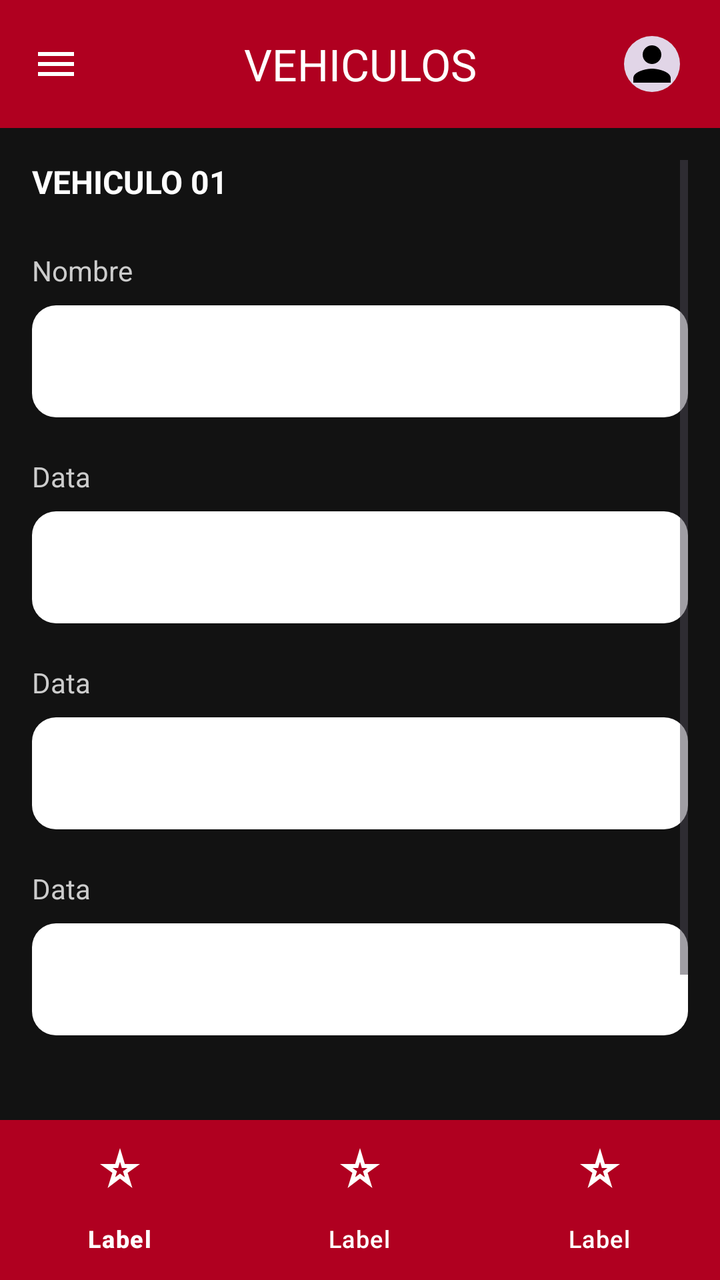
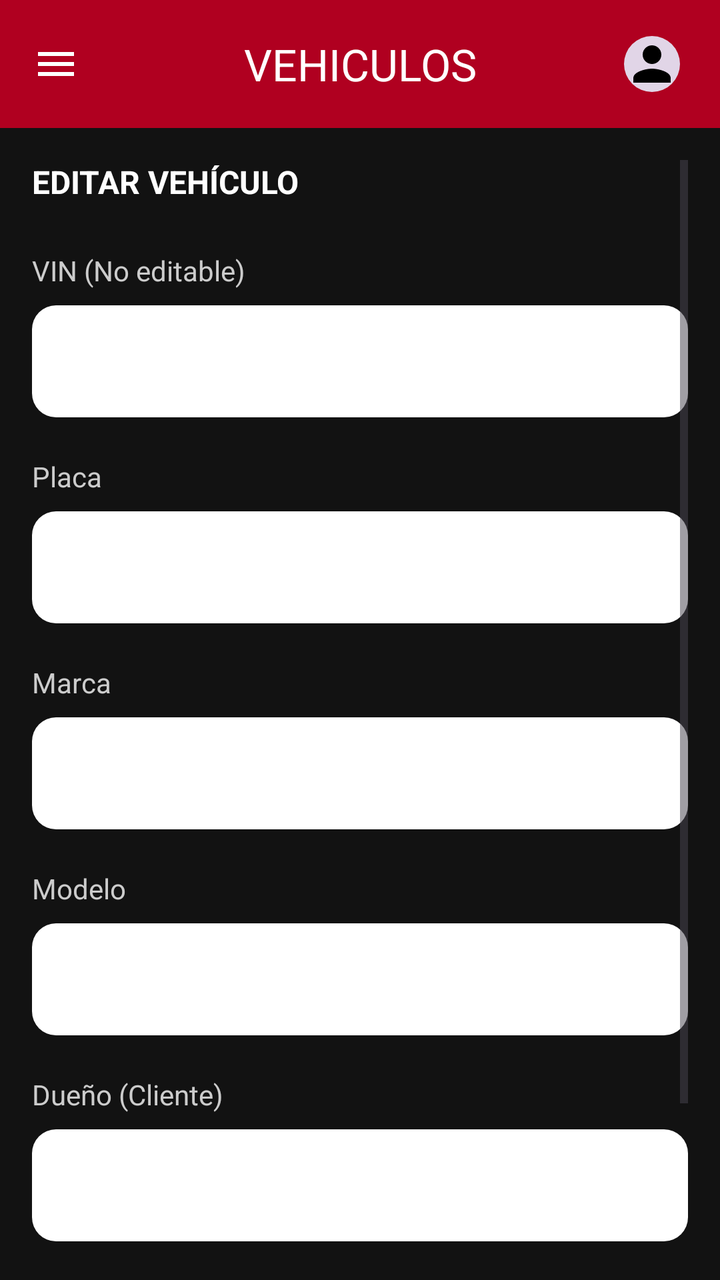

An Android layout rendered at two revisions. The XML below is the earlier revision; the diff shows what the commit changed to produce the second picture.
<!-- AndroidManifest.xml: application theme Theme.Autotechs -->
<!-- res/layout/activity_vehiculos_editar.xml -->
<?xml version="1.0" encoding="utf-8"?>
<androidx.constraintlayout.widget.ConstraintLayout
    xmlns:android="http://schemas.android.com/apk/res/android"
    xmlns:app="http://schemas.android.com/apk/res-auto"
    xmlns:tools="http://schemas.android.com/tools"
    android:layout_width="match_parent"
    android:layout_height="match_parent"
    android:background="#121212"
    tools:context=".VehiculosCrudActivity">

    <com.google.android.material.appbar.AppBarLayout
        android:id="@+id/appBarLayout"
        android:layout_width="match_parent"
        android:layout_height="wrap_content"
        app:layout_constraintTop_toTopOf="parent">

        <com.google.android.material.appbar.MaterialToolbar
            android:id="@+id/topAppBar"
            android:layout_width="match_parent"
            android:layout_height="?attr/actionBarSize"
            android:background="#B00020"
            app:navigationIcon="@drawable/ic_menu"
            app:navigationIconTint="@android:color/white"
            app:title="VEHICULOS"
            app:titleCentered="true"
            app:titleTextColor="@android:color/white">

            <com.google.android.material.imageview.ShapeableImageView
                android:layout_width="36dp"
                android:layout_height="36dp"
                android:layout_gravity="end"
                android:layout_marginEnd="16dp"
                android:background="#E1D5E7"
                android:padding="4dp"
                android:src="@drawable/ic_profile_placeholder"
                app:shapeAppearanceOverlay="@style/CircleImageStyle" />
        </com.google.android.material.appbar.MaterialToolbar>
    </com.google.android.material.appbar.AppBarLayout>

    <ScrollView
        android:layout_width="match_parent"
        android:layout_height="0dp"
        android:paddingHorizontal="16dp"
        android:paddingTop="16dp"
        app:layout_constraintTop_toBottomOf="@id/appBarLayout"
        app:layout_constraintBottom_toTopOf="@id/bottomNavigation">

        <LinearLayout
            android:layout_width="match_parent"
            android:layout_height="wrap_content"
            android:orientation="vertical">

            <TextView
                android:id="@+id/tvSubtitleLabel"
                android:layout_width="wrap_content"
                android:layout_height="wrap_content"
                android:layout_marginBottom="24dp"
                android:text="VEHICULO 01"
                android:textColor="@android:color/white"
                android:textSize="16sp"
                android:textStyle="bold" />

            <TextView
                android:id="@+id/tvField1Label"
                style="@style/InputFieldLabelStyle"
                android:text="Nombre" />
            <com.google.android.material.textfield.TextInputEditText
                android:id="@+id/etField1"
                style="@style/InputFieldStyle" />

            <TextView
                android:id="@+id/tvField2Label"
                style="@style/InputFieldLabelStyle"
                android:text="Data" />
            <com.google.android.material.textfield.TextInputEditText
                android:id="@+id/etField2"
                style="@style/InputFieldStyle" />

            <TextView
                android:id="@+id/tvField3Label"
                style="@style/InputFieldLabelStyle"
                android:text="Data" />
            <com.google.android.material.textfield.TextInputEditText
                android:id="@+id/etField3"
                style="@style/InputFieldStyle" />

            <TextView
                android:id="@+id/tvField4Label"
                style="@style/InputFieldLabelStyle"
                android:text="Data" />
            <com.google.android.material.textfield.TextInputEditText
                android:id="@+id/etField4"
                style="@style/InputFieldStyle" />

            <View
                android:layout_width="match_parent"
                android:layout_height="32dp" />

            <LinearLayout
                android:layout_width="wrap_content"
                android:layout_height="wrap_content"
                android:layout_gravity="end"
                android:orientation="horizontal"
                android:layout_marginBottom="24dp">

                <com.google.android.material.button.MaterialButton
                    android:id="@+id/btnBorrar"
                    style="@style/OutlinedActionButtonStyle"
                    android:text="BORRAR" />

                <com.google.android.material.button.MaterialButton
                    android:id="@+id/btnEditar"
                    style="@style/SolidActionButtonStyle"
                    android:layout_marginStart="16dp"
                    android:text="EDITAR" />
            </LinearLayout>

        </LinearLayout>
    </ScrollView>

    <com.google.android.material.bottomnavigation.BottomNavigationView
        android:id="@+id/bottomNavigation"
        android:layout_width="match_parent"
        android:layout_height="wrap_content"
        android:background="#B00020"
        app:itemIconTint="@android:color/white"
        app:itemTextColor="@android:color/white"
        app:labelVisibilityMode="labeled"
        app:layout_constraintBottom_toBottomOf="parent"
        app:menu="@menu/bottom_nav_menu" />

</androidx.constraintlayout.widget.ConstraintLayout>
<!-- resources referenced by this layout -->
<resources>
  <!-- drawable ic_menu (drawable) -->
  <vector xmlns:android="http://schemas.android.com/apk/res/android" android:height="24dp" android:tint="#000000" android:viewportHeight="24" android:viewportWidth="24" android:width="24dp">
        
      <path android:fillColor="@android:color/white" android:pathData="M3,18h18v-2L3,16v2zM3,13h18v-2L3,11v2zM3,6v2h18L21,6L3,6z"/>
      
  </vector>
  <!-- drawable ic_profile_placeholder (drawable) -->
  <vector xmlns:android="http://schemas.android.com/apk/res/android" android:height="24dp" android:tint="#000000" android:viewportHeight="24" android:viewportWidth="24" android:width="24dp">
        
      <path android:fillColor="@android:color/white" android:pathData="M12,12c2.21,0 4,-1.79 4,-4s-1.79,-4 -4,-4 -4,1.79 -4,4 1.79,4 4,4zM12,14c-2.67,0 -8,1.34 -8,4v2h16v-2c0,-2.66 -5.33,-4 -8,-4z"/>
      
  </vector>
  <style name="CircleImageStyle">
          <item name="cornerSize">50%</item>
      </style>
  <style name="InputFieldLabelStyle">
          <item name="android:layout_width">wrap_content</item>
          <item name="android:layout_height">wrap_content</item>
          <item name="android:layout_marginBottom">8dp</item>
          <item name="android:textColor">#CCCCCC</item>
          <item name="android:textSize">14sp</item>
      </style>
  <style name="InputFieldStyle">
          <item name="android:layout_width">match_parent</item>
          <item name="android:layout_height">56dp</item>
          <item name="android:layout_marginBottom">20dp</item>
          <item name="android:background">@drawable/bg_input_field</item>
          <item name="android:paddingLeft">16dp</item>
          <item name="android:paddingRight">16dp</item>
          <item name="android:textColor">#000000</item>
          <item name="android:textSize">16sp</item>
      </style>
  <style name="OutlinedActionButtonStyle" parent="Widget.MaterialComponents.Button.OutlinedButton">
          <item name="android:layout_width">wrap_content</item>
          <item name="android:layout_height">wrap_content</item>
          <item name="android:paddingLeft">24dp</item>
          <item name="android:paddingRight">24dp</item>
          <item name="android:paddingTop">12dp</item>
          <item name="android:paddingBottom">12dp</item>
          <item name="android:textColor">@android:color/white</item>
          <item name="cornerSize">24dp</item>
          <item name="strokeColor">#FFFFFF</item>
          <item name="strokeWidth">1dp</item>
      </style>
  <style name="SolidActionButtonStyle" parent="BaseActionButtonStyle">
          <item name="backgroundTint">#6750A4</item>
      </style>
  <style name="Theme.Autotechs" parent="Base.Theme.Autotechs" />
  <!-- drawable bg_input_field (drawable) -->
  <?xml version="1.0" encoding="utf-8"?>
  <shape xmlns:android="http://schemas.android.com/apk/res/android">
      <solid android:color="@android:color/white" />
      <corners android:radius="12dp" />
  </shape>
  <style name="BaseActionButtonStyle" parent="Widget.MaterialComponents.Button.UnelevatedButton">
          <item name="android:layout_width">wrap_content</item>
          <item name="android:layout_height">wrap_content</item>
          <item name="android:paddingLeft">24dp</item>
          <item name="android:paddingRight">24dp</item>
          <item name="android:paddingTop">12dp</item>
          <item name="android:paddingBottom">12dp</item>
          <item name="android:textColor">@android:color/white</item>
          <item name="cornerSize">24dp</item>
      </style>
  <style name="Base.Theme.Autotechs" parent="Theme.Material3.DayNight.NoActionBar">
          
          
      </style>
</resources>

<!-- the commit's change to res/layout/activity_vehiculos_editar.xml (unified diff, before → after) -->
@@ -43,7 +43,7 @@
         android:paddingHorizontal="16dp"
         android:paddingTop="16dp"
         app:layout_constraintTop_toBottomOf="@id/appBarLayout"
-        app:layout_constraintBottom_toTopOf="@id/bottomNavigation">
+        app:layout_constraintBottom_toBottomOf="parent">
 
         <LinearLayout
             android:layout_width="match_parent"
@@ -51,82 +51,86 @@
             android:orientation="vertical">
 
             <TextView
-                android:id="@+id/tvSubtitleLabel"
+                android:id="@+id/tvLabelEditar"
                 android:layout_width="wrap_content"
                 android:layout_height="wrap_content"
                 android:layout_marginBottom="24dp"
-                android:text="VEHICULO 01"
+                android:text="EDITAR VEHÍCULO"
                 android:textColor="@android:color/white"
                 android:textSize="16sp"
                 android:textStyle="bold" />
 
             <TextView
-                android:id="@+id/tvField1Label"
                 style="@style/InputFieldLabelStyle"
-                android:text="Nombre" />
+                android:text="VIN (No editable)" />
             <com.google.android.material.textfield.TextInputEditText
-                android:id="@+id/etField1"
+                android:id="@+id/etVin"
+                style="@style/InputFieldStyle"
+                android:enabled="false" />
+
+            <TextView
+                style="@style/InputFieldLabelStyle"
+                android:text="Placa" />
+            <com.google.android.material.textfield.TextInputEditText
+                android:id="@+id/etPlaca"
                 style="@style/InputFieldStyle" />
 
             <TextView
-                android:id="@+id/tvField2Label"
                 style="@style/InputFieldLabelStyle"
-                android:text="Data" />
+                android:text="Marca" />
             <com.google.android.material.textfield.TextInputEditText
-                android:id="@+id/etField2"
+                android:id="@+id/etMarca"
                 style="@style/InputFieldStyle" />
 
             <TextView
-                android:id="@+id/tvField3Label"
                 style="@style/InputFieldLabelStyle"
-                android:text="Data" />
+                android:text="Modelo" />
             <com.google.android.material.textfield.TextInputEditText
-                android:id="@+id/etField3"
+                android:id="@+id/etModelo"
                 style="@style/InputFieldStyle" />
 
             <TextView
-                android:id="@+id/tvField4Label"
                 style="@style/InputFieldLabelStyle"
-                android:text="Data" />
-            <com.google.android.material.textfield.TextInputEditText
-                android:id="@+id/etField4"
-                style="@style/InputFieldStyle" />
+                android:text="Dueño (Cliente)" />
+            <Spinner
+                android:id="@+id/spClientes"
+                android:layout_width="match_parent"
+                android:layout_height="56dp"
+                android:layout_marginBottom="16dp"
+                android:background="@drawable/rounded_input_bg"
+                android:padding="8dp" />
 
             <View
                 android:layout_width="match_parent"
                 android:layout_height="32dp" />
 
             <LinearLayout
-                android:layout_width="wrap_content"
+                android:layout_width="match_parent"
                 android:layout_height="wrap_content"
-                android:layout_gravity="end"
                 android:orientation="horizontal"
                 android:layout_marginBottom="24dp">
 
                 <com.google.android.material.button.MaterialButton
                     android:id="@+id/btnBorrar"
                     style="@style/OutlinedActionButtonStyle"
-                    android:text="BORRAR" />
+                    android:layout_width="0dp"
+                    android:layout_weight="1"
+                    android:layout_height="wrap_content"
+                    android:text="ELIMINAR"
+                    android:textColor="#B00020"
+                    app:strokeColor="#B00020" />
 
                 <com.google.android.material.button.MaterialButton
-                    android:id="@+id/btnEditar"
+                    android:id="@+id/btnActualizar"
                     style="@style/SolidActionButtonStyle"
+                    android:layout_width="0dp"
+                    android:layout_weight="1"
+                    android:layout_height="wrap_content"
                     android:layout_marginStart="16dp"
-                    android:text="EDITAR" />
+                    android:text="ACTUALIZAR" />
             </LinearLayout>
 
         </LinearLayout>
     </ScrollView>
 
-    <com.google.android.material.bottomnavigation.BottomNavigationView
-        android:id="@+id/bottomNavigation"
-        android:layout_width="match_parent"
-        android:layout_height="wrap_content"
-        android:background="#B00020"
-        app:itemIconTint="@android:color/white"
-        app:itemTextColor="@android:color/white"
-        app:labelVisibilityMode="labeled"
-        app:layout_constraintBottom_toBottomOf="parent"
-        app:menu="@menu/bottom_nav_menu" />
-
 </androidx.constraintlayout.widget.ConstraintLayout>
<!-- resource entries referenced after the edit -->
@@ -12,6 +12,12 @@
       <path android:fillColor="@android:color/white" android:pathData="M12,12c2.21,0 4,-1.79 4,-4s-1.79,-4 -4,-4 -4,1.79 -4,4 1.79,4 4,4zM12,14c-2.67,0 -8,1.34 -8,4v2h16v-2c0,-2.66 -5.33,-4 -8,-4z"/>
       
   </vector>
+  <!-- drawable rounded_input_bg (drawable) -->
+  <?xml version="1.0" encoding="utf-8"?>
+  <shape xmlns:android="http://schemas.android.com/apk/res/android">
+      <solid android:color="@android:color/white" />
+      <corners android:radius="12dp" />
+  </shape>
   <style name="CircleImageStyle">
           <item name="cornerSize">50%</item>
       </style>
